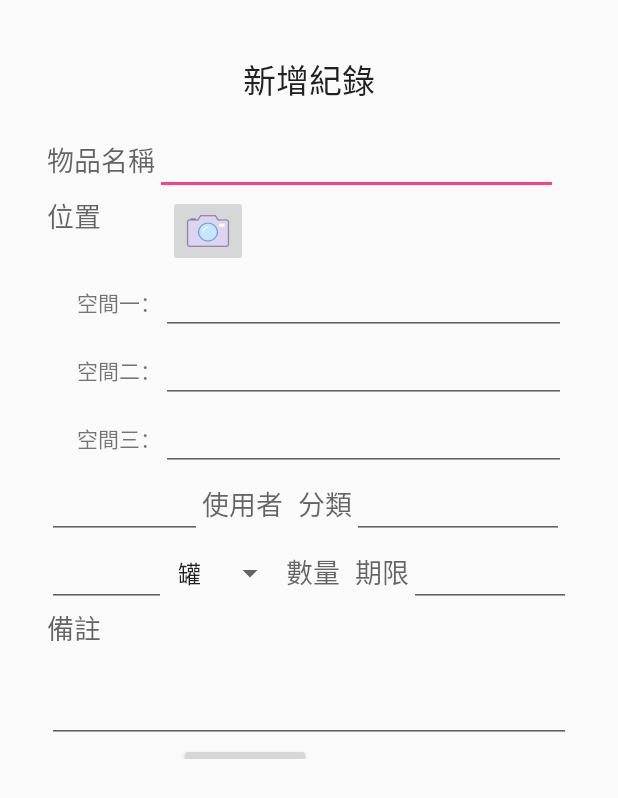
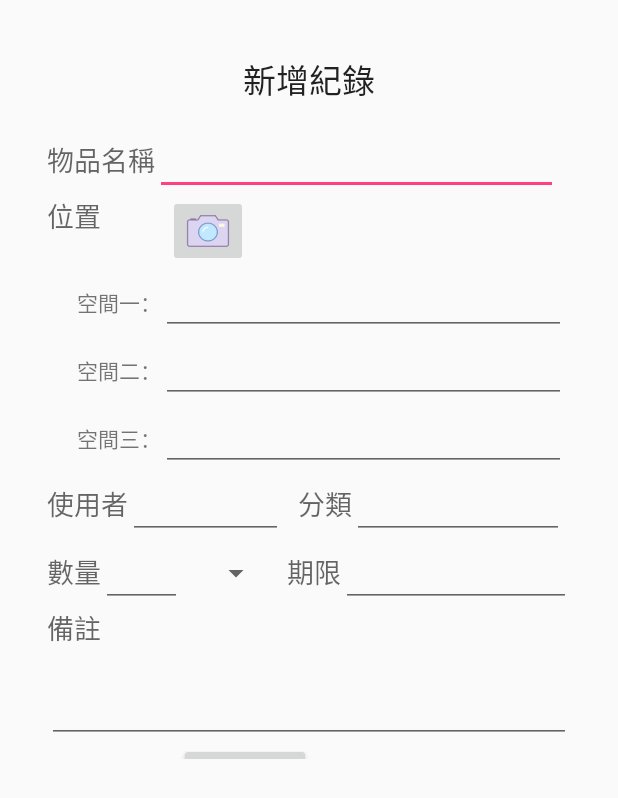
Before and after one commit to najachen/SilverRemiderCodes, an Android app: the layout activity_create.xml on its own in the app's theme, with its tools: preview values and no code run, on a phone screen of 412 x 824 dp. Shown: the top 798 px of the screen. Run offline under Robolectric (Android 15) with nearby library versions, the phone set to English and light mode, and no system bars.

Commit message:
第一版

```diff
--- a/inventory/src/main/java/silver/reminder/inventory/InventoryHomeActivity.java
+++ b/inventory/src/main/java/silver/reminder/inventory/InventoryHomeActivity.java
@@ -17,11 +17,11 @@ public class InventoryHomeActivity extends AppCompatActivity {
         startActivity(intent);
     }
     public void user(View view){
-        Intent intent = new Intent(this,InventoryLocationActivity.class);
+        Intent intent = new Intent(this,InventoryLocation_Activity.class);
         startActivity(intent);
     }
     public void location(View view){
-        Intent intent = new Intent(this,InventoryLocationActivity.class);
+        Intent intent = new Intent(this,InventoryLocation_Activity.class);
         startActivity(intent);
     }
     public void category(View view){
--- a/inventory/src/main/res/layout/activity_columns.xml
+++ b/inventory/src/main/res/layout/activity_columns.xml
@@ -7,7 +7,7 @@
     android:paddingLeft="@dimen/activity_horizontal_margin"
     android:paddingRight="@dimen/activity_horizontal_margin"
     android:paddingTop="@dimen/activity_vertical_margin"
-    tools:context="silver.reminder.inventory.InventoryColumnsActivity"
+    tools:context=".InventoryColumnsActivity"
     android:orientation="vertical"
     android:weightSum="1">
 
--- a/inventory/src/main/res/layout/activity_create.xml
+++ b/inventory/src/main/res/layout/activity_create.xml
@@ -7,7 +7,7 @@
     android:paddingLeft="@dimen/activity_horizontal_margin"
     android:paddingRight="@dimen/activity_horizontal_margin"
     android:paddingTop="@dimen/activity_vertical_margin"
-    tools:context="silver.reminder.inventory.InventoryCreateActivity"
+    tools:context=".InventoryCreateActivity"
     android:orientation="vertical">
 
     <TextView
@@ -148,17 +148,17 @@
                 android:weightSum="1"
                 android:orientation="horizontal" >
 
-                <EditText
-                    android:layout_width="103dp"
-                    android:layout_height="wrap_content"
-                    android:id="@+id/editText5" />
-
                 <TextView
                     android:layout_width="wrap_content"
                     android:layout_height="wrap_content"
                     android:textAppearance="?android:attr/textAppearanceMedium"
                     android:text="使用者"
                     android:id="@+id/textView15" />
+
+                <EditText
+                    android:layout_width="103dp"
+                    android:layout_height="wrap_content"
+                    android:id="@+id/editText5" />
 
                 <TextView
                     android:layout_width="wrap_content"
@@ -180,24 +180,24 @@
             android:layout_height="wrap_content"
             android:weightSum="1" >
 
-            <EditText
-                android:layout_width="79dp"
-                android:layout_height="wrap_content"
-                android:id="@+id/editText7" />
-
-            <Spinner
-                android:layout_width="wrap_content"
-                android:layout_height="match_parent"
-                android:id="@+id/spinner2"
-                android:entries="@array/unit"
-                android:focusable="false" />
-
             <TextView
                 android:layout_width="wrap_content"
                 android:layout_height="wrap_content"
                 android:textAppearance="?android:attr/textAppearanceMedium"
                 android:text="數量"
                 android:id="@+id/textView17" />
+
+            <EditText
+                android:layout_width="54dp"
+                android:layout_height="wrap_content"
+                android:id="@+id/editText7" />
+
+            <Spinner
+                android:layout_width="60dp"
+                android:layout_height="match_parent"
+                android:id="@+id/spinner2"
+                android:entries="@array/unit"
+                android:focusable="false" />
 
             <TextView
                 android:layout_width="wrap_content"
--- a/inventory/src/main/res/layout/activity_home.xml
+++ b/inventory/src/main/res/layout/activity_home.xml
@@ -7,7 +7,7 @@
     android:paddingLeft="@dimen/activity_horizontal_margin"
     android:paddingRight="@dimen/activity_horizontal_margin"
     android:paddingTop="@dimen/activity_vertical_margin"
-    tools:context="silver.reminder.inventory.InventoryHomeActivity"
+    tools:context=".InventoryHomeActivity"
     android:orientation="vertical"
     android:weightSum="1">
 
--- a/inventory/src/main/res/layout/activity_inventory_main.xml
+++ b/inventory/src/main/res/layout/activity_inventory_main.xml
@@ -7,7 +7,7 @@
     android:paddingLeft="@dimen/activity_horizontal_margin"
     android:paddingRight="@dimen/activity_horizontal_margin"
     android:paddingTop="@dimen/activity_vertical_margin"
-    tools:context="silver.reminder.inventory.InventoryMainActivity"
+    tools:context=".InventoryMainActivity"
     android:orientation="vertical">
 
     <TextView
--- a/inventory/src/main/res/layout/activity_itemview.xml
+++ b/inventory/src/main/res/layout/activity_itemview.xml
@@ -7,7 +7,7 @@
     android:paddingLeft="@dimen/activity_horizontal_margin"
     android:paddingRight="@dimen/activity_horizontal_margin"
     android:paddingTop="@dimen/activity_vertical_margin"
-    tools:context="silver.reminder.inventory.InventoryItemviewActivity"
+    tools:context=".InventoryItemviewActivity"
     android:orientation="vertical">
 
     <TextView
--- a/inventory/src/main/res/layout/activity_list.xml
+++ b/inventory/src/main/res/layout/activity_list.xml
@@ -7,8 +7,9 @@
     android:paddingLeft="@dimen/activity_horizontal_margin"
     android:paddingRight="@dimen/activity_horizontal_margin"
     android:paddingTop="@dimen/activity_vertical_margin"
-    tools:context="silver.reminder.inventory.InventoryListActivity"
-    android:orientation="vertical">
+    tools:context=".InventoryListActivity"
+    android:orientation="vertical"
+    android:gravity="center">
 
     <TextView
         android:layout_width="match_parent"
```
Also changed, not shown: inventory/src/main/java/silver/reminder/inventory/InventoryListActivity.java (+8 -0 lines), inventory/src/main/res/layout/activity_location.xml (+6 -4 lines), inventory/src/main/res/layout/item_row.xml (+12 -9 lines).
